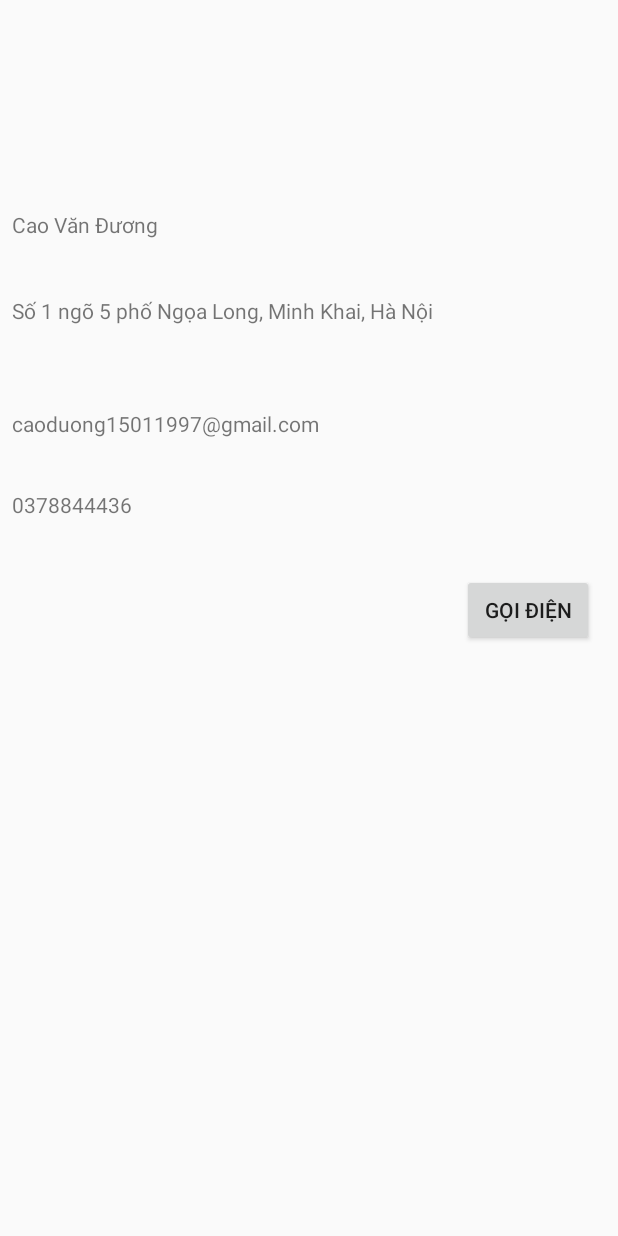
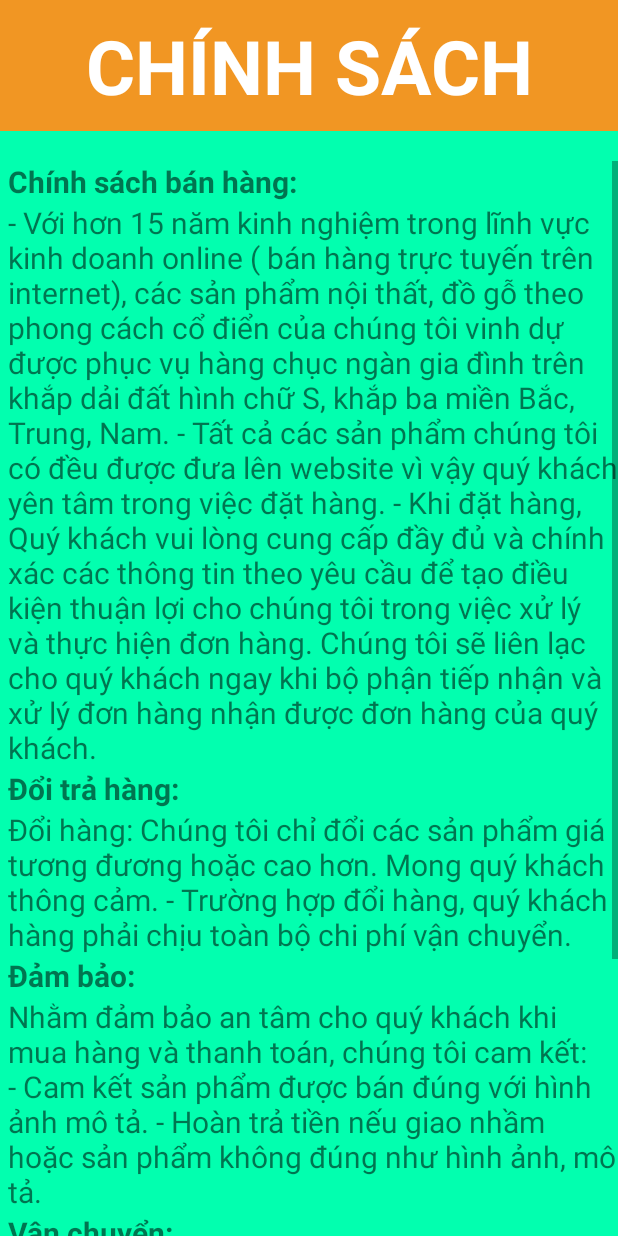
Before and after one commit to DVS912/TTTN, an Android app: the ChinhSach screen opened directly, with no data from a screen before it, on a phone screen of 412 x 824 dp. Run offline under Robolectric (Android 15) with nearby library versions, the phone set to English and light mode, and no system bars.

Commit message:
view sản phẩm + chính sách
update new product và activity chính sách

```diff
--- a/FineArt_DS/app/src/main/java/com/example/fineart_ds/ViewSanPham.java
+++ b/FineArt_DS/app/src/main/java/com/example/fineart_ds/ViewSanPham.java
@@ -48,7 +48,9 @@ public class ViewSanPham extends AppCompatActivity {
             @Override
             public void onClick(View v) {
                 final Dialog dialog = new Dialog(ViewSanPham.this);
-
+                dialog.setTitle("Xác nhận thông tin");
+                //TextView txtTitle = dialog.findViewById(R.id.title);
+                //Toast.makeText(ViewSanPham.this, " xxx  "+txtTitle.getText(), Toast.LENGTH_SHORT).show();
                 dialog.setContentView(R.layout.custom_dialog_mua_hang);
                 Button btnXacNhan = dialog.findViewById(R.id.buttonXacNhan);
                 Button btnHuy = dialog.findViewById(R.id.buttonHuy);
--- /dev/null
+++ b/FineArt_DS/app/src/main/res/drawable/ic_shape.xml
@@ -0,0 +1,6 @@
+<vector android:height="24dp" android:viewportHeight="16"
+    android:viewportWidth="20" android:width="24dp" xmlns:android="http://schemas.android.com/apk/res/android">
+    <path android:fillAlpha="0.87" android:fillColor="#000000"
+        android:fillType="evenOdd"
+        android:pathData="M20,7H3.7989L9.3972,1.4L7.9976,0L0,8L7.9976,16L9.3972,14.6L3.7989,9H20V7Z" android:strokeAlpha="0.87"/>
+</vector>
--- a/FineArt_DS/app/src/main/res/layout/activity_chinh_sach.xml
+++ b/FineArt_DS/app/src/main/res/layout/activity_chinh_sach.xml
@@ -1,84 +1,85 @@
 <?xml version="1.0" encoding="utf-8"?>
-<android.support.constraint.ConstraintLayout xmlns:android="http://schemas.android.com/apk/res/android"
+<LinearLayout xmlns:android="http://schemas.android.com/apk/res/android"
     xmlns:app="http://schemas.android.com/apk/res-auto"
     xmlns:tools="http://schemas.android.com/tools"
     android:layout_width="match_parent"
+    android:orientation="vertical"
     android:layout_height="match_parent"
     tools:context="com.example.fineart_ds.ChinhSach">
 
-    <TextView
-        android:id="@+id/textViewTenAdmin"
-        android:layout_width="0dp"
-        android:layout_height="33dp"
-        android:layout_marginStart="8dp"
-        android:layout_marginLeft="8dp"
-        android:layout_marginTop="140dp"
-        android:layout_marginEnd="8dp"
-        android:layout_marginRight="8dp"
-        android:text="Cao Văn Đương"
-        app:layout_constraintEnd_toEndOf="parent"
-        app:layout_constraintHorizontal_bias="1.0"
-        app:layout_constraintStart_toStartOf="parent"
-        app:layout_constraintTop_toTopOf="parent" />
+    <android.support.v7.widget.AppCompatTextView
+        android:textStyle="bold"
+        android:paddingTop="10dp"
+        android:paddingBottom="10dp"
+        android:textSize="50sp"
+        android:text="CHÍNH SÁCH"
+        android:textColor="#fff"
+        android:gravity="center"
+        android:background="#F19623"
+        android:layout_width="match_parent"
+        android:layout_height="wrap_content" />
+    <LinearLayout
+        android:background="#02FFAF"
 
-    <TextView
-        android:id="@+id/textView3"
-        android:layout_width="0dp"
-        android:layout_height="51dp"
-        android:layout_marginStart="8dp"
-        android:layout_marginLeft="8dp"
-        android:layout_marginTop="24dp"
-        android:layout_marginEnd="8dp"
-        android:layout_marginRight="8dp"
-        android:text="Số 1 ngõ 5 phố Ngọa Long, Minh Khai, Hà Nội"
-        app:layout_constraintEnd_toEndOf="parent"
-        app:layout_constraintHorizontal_bias="0.0"
-        app:layout_constraintStart_toStartOf="parent"
-        app:layout_constraintTop_toBottomOf="@+id/textViewTenAdmin" />
+        android:layout_width="match_parent"
+        android:layout_height="match_parent">
+        <ScrollView
+            android:layout_marginLeft="5dp"
+            android:layout_marginTop="20dp"
+            android:layout_width="match_parent"
+            android:layout_height="match_parent">
+            <LinearLayout
+                android:orientation="vertical"
+                android:layout_width="match_parent"
+                android:layout_height="match_parent">
+            <TextView
+                android:text="Chính sách bán hàng:"
+                android:textStyle="bold"
+                android:textSize="20dp"
+                android:layout_width="match_parent"
+                android:layout_height="wrap_content" />
+            <TextView
+                android:text="@string/chinh_sach"
+                android:textSize="20dp"
+                android:layout_width="match_parent"
+                android:layout_height="wrap_content" />
+                <TextView
+                    android:text="Đổi trả hàng: "
+                    android:textStyle="bold"
+                    android:textSize="20dp"
+                    android:layout_width="match_parent"
+                    android:layout_height="wrap_content" />
+                <TextView
+                    android:text="@string/doi_hang"
+                    android:textSize="20dp"
+                    android:layout_width="match_parent"
+                    android:layout_height="wrap_content" />
+                <TextView
+                    android:text="Đảm bảo:"
+                    android:textStyle="bold"
+                    android:textSize="20dp"
+                    android:layout_width="match_parent"
+                    android:layout_height="wrap_content" />
+                <TextView
+                    android:text="@string/dam_bao"
+                    android:textSize="20dp"
+                    android:layout_width="match_parent"
+                    android:layout_height="wrap_content" />
+                <TextView
+                    android:text="Vận chuyển:"
+                    android:textStyle="bold"
+                    android:textSize="20dp"
+                    android:layout_width="match_parent"
+                    android:layout_height="wrap_content" />
+                <TextView
+                    android:text="@string/van_chuyen"
+                    android:textSize="20dp"
+                    android:layout_width="match_parent"
+                    android:layout_height="wrap_content" />
+            </LinearLayout>
+        </ScrollView>
 
-    <TextView
-        android:id="@+id/textView5"
-        android:layout_width="0dp"
-        android:layout_height="34dp"
-        android:layout_marginStart="8dp"
-        android:layout_marginLeft="8dp"
-        android:layout_marginTop="24dp"
-        android:layout_marginEnd="8dp"
-        android:layout_marginRight="8dp"
-        android:text="caoduong15011997@gmail.com"
-        app:layout_constraintEnd_toEndOf="parent"
-        app:layout_constraintHorizontal_bias="0.0"
-        app:layout_constraintStart_toStartOf="parent"
-        app:layout_constraintTop_toBottomOf="@+id/textView3" />
+    </LinearLayout>
 
-    <TextView
-        android:id="@+id/textView6"
-        android:layout_width="0dp"
-        android:layout_height="32dp"
-        android:layout_marginStart="8dp"
-        android:layout_marginLeft="8dp"
-        android:layout_marginTop="20dp"
-        android:layout_marginEnd="8dp"
-        android:layout_marginRight="8dp"
-        android:text="0378844436"
-        app:layout_constraintEnd_toEndOf="parent"
-        app:layout_constraintHorizontal_bias="0.0"
-        app:layout_constraintStart_toStartOf="parent"
-        app:layout_constraintTop_toBottomOf="@+id/textView5" />
 
-    <Button
-        android:id="@+id/buttonCall"
-        android:layout_width="wrap_content"
-        android:layout_height="wrap_content"
-        android:layout_marginStart="8dp"
-        android:layout_marginLeft="8dp"
-        android:layout_marginTop="24dp"
-        android:layout_marginEnd="8dp"
-        android:layout_marginRight="8dp"
-        android:text="Gọi điện"
-        app:layout_constraintEnd_toEndOf="parent"
-        app:layout_constraintHorizontal_bias="0.973"
-        app:layout_constraintStart_toStartOf="parent"
-        app:layout_constraintTop_toBottomOf="@+id/textView6" />
-
-</android.support.constraint.ConstraintLayout>
+</LinearLayout>
--- a/FineArt_DS/app/src/main/res/layout/activity_product_property.xml
+++ b/FineArt_DS/app/src/main/res/layout/activity_product_property.xml
@@ -19,8 +19,20 @@
         app:layout_constraintEnd_toEndOf="parent"
         app:layout_constraintStart_toStartOf="parent"
         app:layout_constraintTop_toTopOf="parent"
-        app:title="Thông tin sản phẩm"
-        app:titleTextColor="#fff"></android.support.v7.widget.Toolbar>
+        app:titleTextColor="#fff">
+        <ImageView
+            android:src="@drawable/ic_shape"
+            android:layout_width="wrap_content"
+            android:layout_height="wrap_content" />
+        <TextView
+            android:paddingLeft="10dp"
+            android:textStyle="bold"
+            android:textSize="24sp"
+            android:text="Thông tin chi tiết"
+            android:layout_width="match_parent"
+            android:layout_height="wrap_content" />
+
+    </android.support.v7.widget.Toolbar>
 
     <ScrollView
         android:layout_width="0dp"
--- a/FineArt_DS/app/src/main/res/layout/custom_dialog_mua_hang.xml
+++ b/FineArt_DS/app/src/main/res/layout/custom_dialog_mua_hang.xml
@@ -7,36 +7,19 @@
     android:background="#95D6D1"
     android:layout_height="match_parent">
 
-    <EditText
-        android:id="@+id/title"
-        android:layout_width="match_parent"
-        android:layout_height="50dp"
-        android:layout_marginStart="8dp"
-        android:layout_marginLeft="8dp"
-        android:layout_marginTop="40dp"
-        android:layout_marginEnd="8dp"
-        android:layout_marginRight="8dp"
-        android:gravity="center"
-        android:text="Xác nhận thông tin"
-        android:textSize="24dp"
-        android:textStyle="bold|italic"
-        app:layout_constraintEnd_toEndOf="parent"
-        app:layout_constraintHorizontal_bias="1.0"
-        app:layout_constraintStart_toStartOf="parent"
-        app:layout_constraintTop_toTopOf="parent" />
 
     <EditText
         android:id="@+id/editText5"
         android:layout_width="321dp"
         android:layout_height="46dp"
-        android:layout_marginTop="20dp"
+        android:layout_marginTop="30dp"
         android:ems="10"
         android:hint="Tên người dùng"
         android:inputType="textPersonName"
         app:layout_constraintEnd_toEndOf="parent"
         app:layout_constraintHorizontal_bias="0.477"
         app:layout_constraintStart_toStartOf="parent"
-        app:layout_constraintTop_toBottomOf="@+id/title" />
+        app:layout_constraintTop_toTopOf="parent" />
 
     <EditText
         android:id="@+id/editText6"
--- a/FineArt_DS/app/src/main/res/layout/line_new_product.xml
+++ b/FineArt_DS/app/src/main/res/layout/line_new_product.xml
@@ -15,25 +15,39 @@
             android:layout_width="match_parent"
             android:layout_height="match_parent">
 
-            <ImageView
-                android:layout_width="39dp"
-                android:layout_height="39dp"
-                android:layout_gravity="top|right"
-                android:src="@drawable/new_icon" />
+
             <LinearLayout
                 android:background="@drawable/borded"
                 android:layout_gravity="center"
                 android:orientation="vertical"
                 android:layout_width="match_parent"
                 android:layout_height="200dp">
-
+                <LinearLayout
+                    android:weightSum="3"
+                    android:orientation="horizontal"
+                    android:layout_width="match_parent"
+                    android:layout_height="wrap_content">
+                    <TextView
+                        android:layout_weight="1.3"
+                        android:layout_width="wrap_content"
+                        android:layout_height="wrap_content" />
                     <ImageView
                         android:id="@+id/imageViewNewProduct"
                         android:layout_gravity="center"
+                        android:layout_weight="1.3"
                         android:layout_margin="6dp"
                         android:layout_width="100dp"
                         android:layout_height="100dp" />
+                    <ImageView
+                        android:paddingTop="10dp"
+                        android:paddingRight="15dp"
+                    android:layout_weight="0.4"
+                    android:layout_width="39dp"
+                    android:layout_height="39dp"
+                    android:layout_gravity="right"
+                    android:src="@drawable/new_icon" />
 
+                </LinearLayout>
                 <TextView
                     android:id="@+id/textViewProductName"
                     android:layout_width="wrap_content"
--- a/FineArt_DS/app/src/main/res/values/strings.xml
+++ b/FineArt_DS/app/src/main/res/values/strings.xml
@@ -1,3 +1,16 @@
 <resources>
     <string name="app_name">FineArt_DS</string>
+    <string name="chinh_sach">- Với hơn 15 năm kinh nghiệm trong lĩnh vực kinh doanh online ( bán hàng trực tuyến trên internet), các sản phẩm nội thất, đồ gỗ theo phong cách cổ điển của chúng tôi vinh dự được phục vụ hàng chục ngàn gia đình trên khắp dải đất hình chữ S, khắp ba miền Bắc, Trung, Nam.
+- Tất cả các sản phẩm chúng tôi có đều được đưa lên website  vì vậy quý khách yên tâm trong việc đặt hàng.
+ - Khi đặt hàng, Quý khách vui lòng cung cấp đầy đủ và chính xác các thông tin theo yêu cầu để tạo điều kiện thuận lợi cho chúng tôi trong việc xử lý và thực hiện đơn hàng. Chúng tôi sẽ liên lạc cho quý khách ngay khi bộ phận tiếp nhận và xử lý đơn hàng nhận được đơn hàng của quý khách.
+</string>
+    <string name="doi_hang"> Đổi hàng: Chúng tôi chỉ đổi các sản phẩm giá tương đương hoặc cao hơn. Mong quý khách thông cảm.
+- Trường hợp đổi hàng, quý khách hàng phải chịu toàn bộ chi phí vận chuyển.</string>
+    <string name="dam_bao">Nhằm đảm bảo an tâm cho quý khách khi mua hàng và thanh toán, chúng tôi cam kết:
+ - Cam kết sản phẩm được bán đúng với  hình ảnh mô tả.
+ - Hoàn trả tiền nếu giao nhầm hoặc sản phẩm không đúng như hình ảnh, mô tả.</string>
+    <string name="van_chuyen"> - Chúng tôi miễn phí vận chuyển đối với khách hàng thuộc khu vực Tp.HCM hoặc nhỏ hơn 20 km.
+- Đối với khách hàng ngoài khu vực Hà Nội và các tỉnh lân cận, chúng tôi có xe giao hàng tận nhà cho quý khách với mức cước vận chuyển ưu đãi, tiết kiệm. Thời gian vận chuyển từ 4 đến 5 ngày.
+-  Đối với khách hàng tại các tỉnh thuộc khu vực miền Nam, chúng tôi có xe giao hàng tận nhà, cước phí tùy theo nơi. Thời gian giao hàng từ 1 đến 2 ngày.</string>
+
 </resources>
```
Lines whose indentation alone changed are shown as unchanged.
